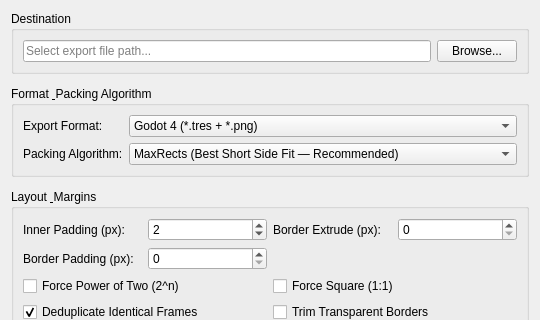
Before: the Qt Designer form SpriteStudio/src/widgets/exportdialog.ui in oktailb/BentoPack, drawn with Qt 5; both pictures show x 0 to 540 and y 0 to 320 of the 540 by 520 pixel window.
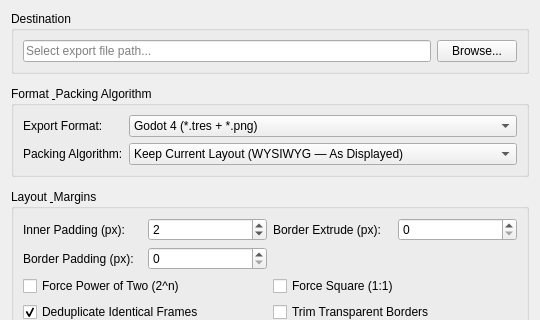
After: the same form once the commit is applied.

Patch:
```diff
--- a/SpriteStudio/src/widgets/exportdialog.ui
+++ b/SpriteStudio/src/widgets/exportdialog.ui
@@ -84,6 +84,11 @@
       </item>
       <item row="1" column="1">
        <widget class="QComboBox" name="comboAlgorithm">
+        <item>
+         <property name="text">
+          <string>Keep Current Layout (WYSIWYG — As Displayed)</string>
+         </property>
+        </item>
         <item>
          <property name="text">
           <string>MaxRects (Best Short Side Fit — Recommended)</string>
```
